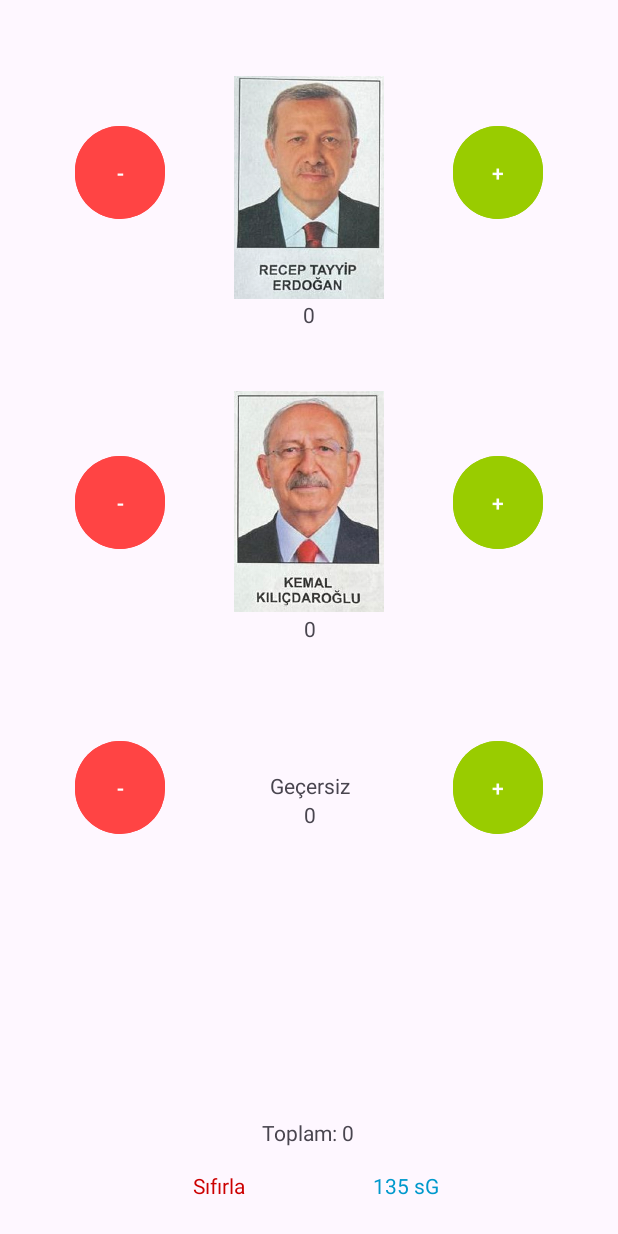
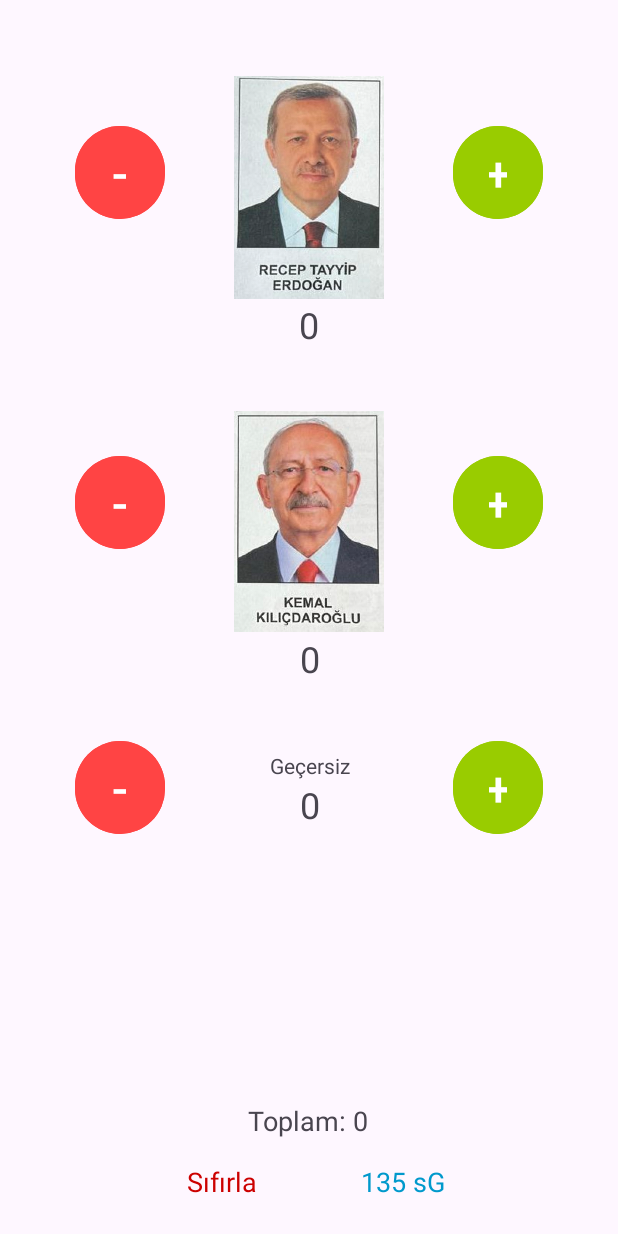
Before and after one commit to kyzn/musahit-sayaci-android, an Android app: the screen it shows after launch (MainActivity), on a phone screen of 412 x 824 dp. Run offline under Robolectric (Android 15) with nearby library versions, the phone set to English and light mode, and no system bars.

Commit message:
Minor changes, 1.12

```diff
--- a/app/build.gradle
+++ b/app/build.gradle
@@ -12,7 +12,7 @@ android {
         minSdk 24
         targetSdk 33
         versionCode 1
-        versionName "1.1"
+        versionName "1.12"
 
         testInstrumentationRunner "androidx.test.runner.AndroidJUnitRunner"
     }
--- a/app/src/main/res/layout/activity_genelge.xml
+++ b/app/src/main/res/layout/activity_genelge.xml
@@ -13,6 +13,7 @@
         android:layout_height="wrap_content"
         android:layout_marginBottom="24dp"
         android:text="Sayaç"
+        android:textSize="18sp"
         android:textColor="@android:color/holo_blue_dark"
         app:layout_constraintBottom_toBottomOf="parent"
         app:layout_constraintEnd_toEndOf="parent"
@@ -25,6 +26,7 @@
         android:layout_height="wrap_content"
         android:layout_marginBottom="24dp"
         android:text="Başa Dön"
+        android:textSize="18sp"
         android:textColor="@android:color/holo_blue_dark"
         app:layout_constraintBottom_toBottomOf="parent"
         app:layout_constraintEnd_toEndOf="@id/sayac"
--- a/app/src/main/res/layout/activity_main.xml
+++ b/app/src/main/res/layout/activity_main.xml
@@ -38,6 +38,7 @@
         android:layout_marginTop="80dp"
         android:backgroundTint="@android:color/holo_red_light"
         android:text="-"
+        android:textSize="32sp"
         app:layout_constraintStart_toStartOf="parent"
         app:layout_constraintTop_toTopOf="parent" />
 
@@ -49,6 +50,7 @@
         android:layout_marginTop="150dp"
         android:backgroundTint="@android:color/holo_red_light"
         android:text="-"
+        android:textSize="32sp"
         app:layout_constraintStart_toStartOf="parent"
         app:layout_constraintTop_toBottomOf="@+id/rte_dec" />
 
@@ -60,6 +62,7 @@
         android:layout_marginTop="120dp"
         android:backgroundTint="@android:color/holo_red_light"
         android:text="-"
+        android:textSize="32sp"
         app:layout_constraintStart_toStartOf="parent"
         app:layout_constraintTop_toBottomOf="@+id/kk_dec" />
 
@@ -71,6 +74,7 @@
         android:layout_marginEnd="50dp"
         android:backgroundTint="@android:color/holo_green_light"
         android:text="+"
+        android:textSize="32sp"
         app:layout_constraintEnd_toEndOf="parent"
         app:layout_constraintTop_toBottomOf="@+id/rte_inc" />
 
@@ -82,6 +86,7 @@
         android:layout_marginEnd="50dp"
         android:backgroundTint="@android:color/holo_green_light"
         android:text="+"
+        android:textSize="32sp"
         app:layout_constraintEnd_toEndOf="parent"
         app:layout_constraintTop_toBottomOf="@+id/kk_inc" />
 
@@ -93,6 +98,7 @@
         android:layout_marginEnd="50dp"
         android:backgroundTint="@android:color/holo_green_light"
         android:text="+"
+        android:textSize="32sp"
         app:layout_constraintEnd_toEndOf="parent"
         app:layout_constraintTop_toTopOf="parent" />
 
@@ -101,6 +107,7 @@
         android:layout_width="wrap_content"
         android:layout_height="wrap_content"
         android:text="0"
+        android:textSize="24sp"
         app:layout_constraintEnd_toEndOf="parent"
         app:layout_constraintHorizontal_bias="0.5"
         app:layout_constraintStart_toStartOf="parent"
@@ -111,6 +118,7 @@
         android:layout_width="wrap_content"
         android:layout_height="wrap_content"
         android:text="0"
+        android:textSize="24sp"
         app:layout_constraintEnd_toEndOf="parent"
         app:layout_constraintHorizontal_bias="0.501"
         app:layout_constraintStart_toStartOf="parent"
@@ -121,6 +129,7 @@
         android:layout_width="wrap_content"
         android:layout_height="wrap_content"
         android:text="0"
+        android:textSize="24sp"
         app:layout_constraintEnd_toEndOf="parent"
         app:layout_constraintHorizontal_bias="0.501"
         app:layout_constraintStart_toStartOf="parent"
@@ -130,7 +139,7 @@
         android:id="@+id/gecersiz"
         android:layout_width="wrap_content"
         android:layout_height="wrap_content"
-        android:layout_marginTop="85dp"
+        android:layout_marginTop="45dp"
         android:text="Geçersiz"
         app:layout_constraintEnd_toEndOf="parent"
         app:layout_constraintHorizontal_bias="0.501"
@@ -143,6 +152,7 @@
         android:layout_height="wrap_content"
         android:layout_marginBottom="16dp"
         android:text="Toplam: 0"
+        android:textSize="18sp"
         app:layout_constraintBottom_toTopOf="@+id/sifirla"
         app:layout_constraintEnd_toEndOf="parent"
         app:layout_constraintHorizontal_bias="0.498"
@@ -154,6 +164,7 @@
         android:layout_height="wrap_content"
         android:layout_marginBottom="24dp"
         android:text="Sıfırla"
+        android:textSize="18sp"
         android:textColor="@android:color/holo_red_dark"
         app:layout_constraintBottom_toBottomOf="parent"
         app:layout_constraintEnd_toEndOf="@id/genelge"
@@ -165,6 +176,7 @@
         android:layout_height="wrap_content"
         android:layout_marginBottom="24dp"
         android:text="135 sG"
+        android:textSize="18sp"
         android:textColor="@android:color/holo_blue_dark"
         app:layout_constraintBottom_toBottomOf="parent"
         app:layout_constraintEnd_toEndOf="parent"
```
